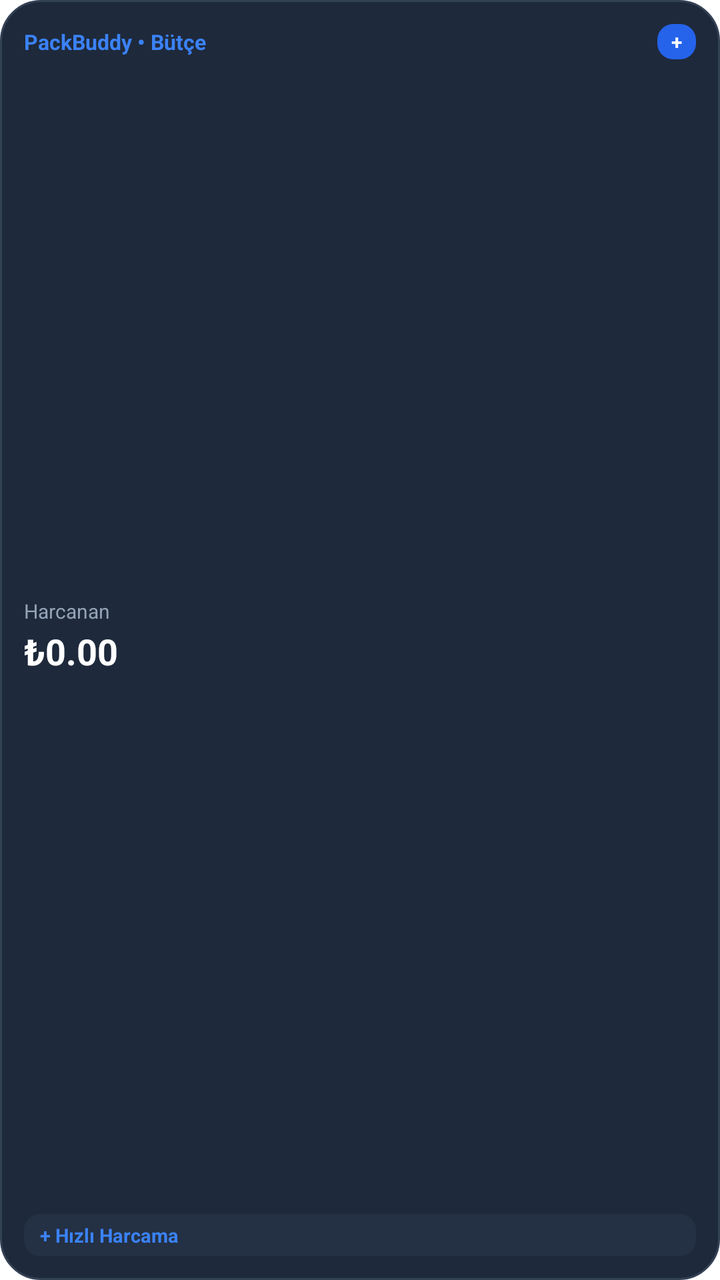
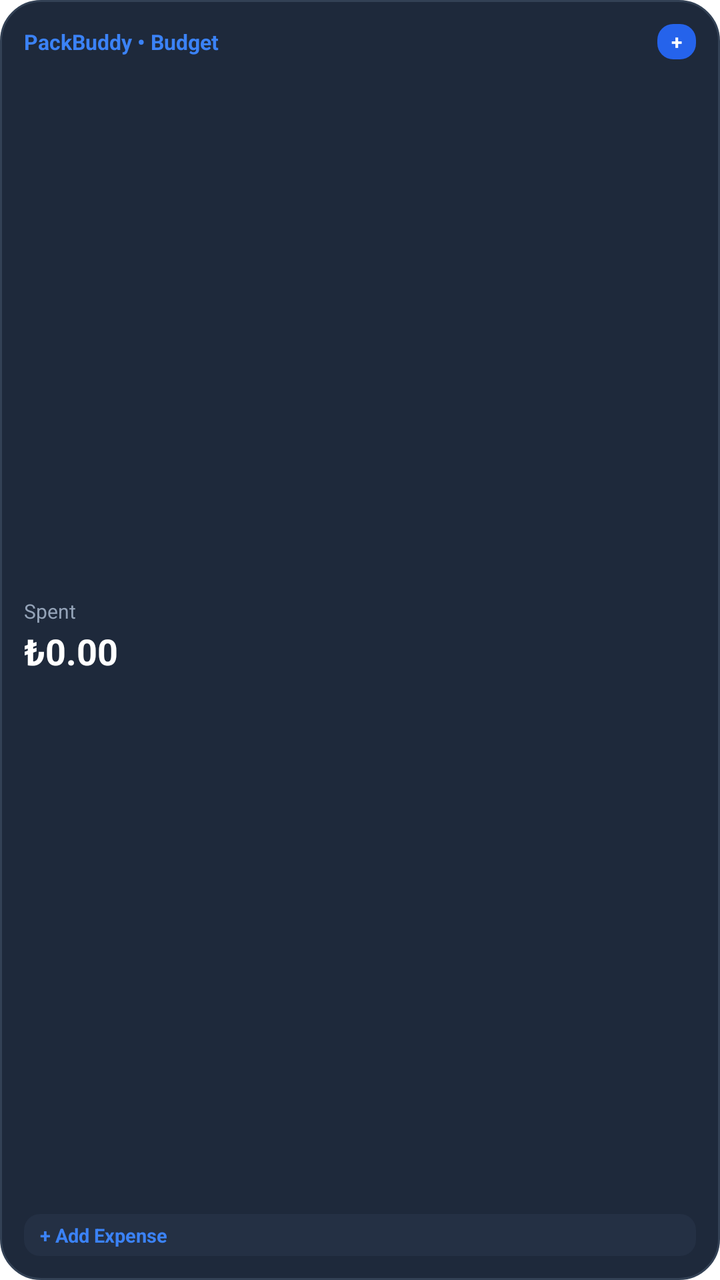

Before-and-after screenshots of an Android layout around one commit, followed by the original layout XML and the change that was made.
<!-- AndroidManifest.xml: fallback theme Theme.MaterialComponents.DayNight.NoActionBar -->
<!-- res/layout/packbuddy_expense_small.xml -->
<?xml version="1.0" encoding="utf-8"?>
<FrameLayout xmlns:android="http://schemas.android.com/apk/res/android"
    android:id="@+id/widget_container"
    android:layout_width="match_parent"
    android:layout_height="match_parent">

    
    <ImageView
        android:id="@+id/widget_rendered_card"
        android:layout_width="match_parent"
        android:layout_height="match_parent"
        android:scaleType="fitCenter"
        android:adjustViewBounds="true"
        android:visibility="gone" />

    
    <LinearLayout
        android:id="@+id/widget_native_content"
        android:layout_width="match_parent"
        android:layout_height="match_parent"
        android:background="@drawable/widget_bg"
        android:orientation="vertical"
        android:padding="12dp">

        
        <LinearLayout
            android:layout_width="match_parent"
            android:layout_height="wrap_content"
            android:gravity="center_vertical"
            android:orientation="horizontal">

            <TextView
                android:id="@+id/widget_app_name"
                android:layout_width="0dp"
                android:layout_height="wrap_content"
                android:layout_weight="1"
                android:ellipsize="end"
                android:maxLines="1"
                android:text="PackBuddy • Bütçe"
                android:textColor="#3B82F6"
                android:textSize="10.5sp"
                android:textStyle="bold" />

            <TextView
                android:id="@+id/widget_badge"
                android:layout_width="wrap_content"
                android:layout_height="wrap_content"
                android:background="@drawable/widget_badge_bg"
                android:paddingStart="7dp"
                android:paddingTop="2dp"
                android:paddingEnd="7dp"
                android:paddingBottom="2dp"
                android:text="+"
                android:textColor="#FFFFFF"
                android:textSize="10sp"
                android:textStyle="bold" />
        </LinearLayout>

        
        <LinearLayout
            android:layout_width="match_parent"
            android:layout_height="0dp"
            android:layout_weight="1"
            android:gravity="center_vertical"
            android:orientation="vertical">

            <TextView
                android:id="@+id/widget_spent_label"
                android:layout_width="match_parent"
                android:layout_height="wrap_content"
                android:ellipsize="end"
                android:maxLines="1"
                android:text="Harcanan"
                android:textColor="#94A3B8"
                android:textSize="10sp"
                android:textStyle="normal" />

            <TextView
                android:id="@+id/widget_spent_val"
                android:layout_width="match_parent"
                android:layout_height="wrap_content"
                android:layout_marginTop="1dp"
                android:ellipsize="end"
                android:maxLines="1"
                android:text="₺0.00"
                android:textColor="#FFFFFF"
                android:textSize="18sp"
                android:textStyle="bold" />
        </LinearLayout>

        
        <LinearLayout
            android:id="@+id/widget_bottom_card"
            android:layout_width="match_parent"
            android:layout_height="wrap_content"
            android:background="@drawable/widget_stat_bg"
            android:gravity="center_vertical"
            android:orientation="horizontal"
            android:paddingStart="8dp"
            android:paddingTop="4dp"
            android:paddingEnd="8dp"
            android:paddingBottom="4dp">

            <TextView
                android:id="@+id/widget_bottom_label"
                android:layout_width="0dp"
                android:layout_height="wrap_content"
                android:layout_weight="1"
                android:ellipsize="end"
                android:maxLines="1"
                android:text="+ Hızlı Harcama"
                android:textColor="#3B82F6"
                android:textSize="9.5sp"
                android:textStyle="bold" />

            <TextView
                android:id="@+id/widget_bottom_val"
                android:layout_width="wrap_content"
                android:layout_height="wrap_content"
                android:ellipsize="end"
                android:maxLines="1"
                android:text=""
                android:textColor="#FFFFFF"
                android:textSize="9.5sp"
                android:textStyle="bold" />
        </LinearLayout>
    </LinearLayout>

</FrameLayout>
<!-- resources referenced by this layout -->
<resources>
  <!-- drawable widget_badge_bg (drawable) -->
  <?xml version="1.0" encoding="utf-8"?>
  <shape xmlns:android="http://schemas.android.com/apk/res/android"
      android:shape="rectangle">
      <corners android:radius="8dp" />
      <solid android:color="#2563EB" />
  </shape>
  <!-- drawable widget_bg (drawable) -->
  <?xml version="1.0" encoding="utf-8"?>
  <shape xmlns:android="http://schemas.android.com/apk/res/android"
      android:shape="rectangle">
      <corners android:radius="20dp" />
      <solid android:color="#1E293B" />
      <stroke
          android:width="1dp"
          android:color="#334155" />
  </shape>
  <!-- drawable widget_stat_bg (drawable) -->
  <?xml version="1.0" encoding="utf-8"?>
  <shape xmlns:android="http://schemas.android.com/apk/res/android"
      android:shape="rectangle">
      <corners android:radius="8dp" />
      <solid android:color="#243044" />
  </shape>
</resources>

<!-- the commit's change to res/layout/packbuddy_expense_small.xml (unified diff, before → after) -->
@@ -36,7 +36,7 @@
                 android:layout_weight="1"
                 android:ellipsize="end"
                 android:maxLines="1"
-                android:text="PackBuddy • Bütçe"
+                android:text="@string/widget_budget_app_name"
                 android:textColor="#3B82F6"
                 android:textSize="10.5sp"
                 android:textStyle="bold" />
@@ -70,7 +70,7 @@
                 android:layout_height="wrap_content"
                 android:ellipsize="end"
                 android:maxLines="1"
-                android:text="Harcanan"
+                android:text="@string/widget_spent"
                 android:textColor="#94A3B8"
                 android:textSize="10sp"
                 android:textStyle="normal" />
@@ -108,7 +108,7 @@
                 android:layout_weight="1"
                 android:ellipsize="end"
                 android:maxLines="1"
-                android:text="+ Hızlı Harcama"
+                android:text="@string/widget_add_expense_action"
                 android:textColor="#3B82F6"
                 android:textSize="9.5sp"
                 android:textStyle="bold" />
<!-- resource entries referenced after the edit -->
@@ -24,5 +24,8 @@
       <corners android:radius="8dp" />
       <solid android:color="#243044" />
   </shape>
+  <string name="widget_add_expense_action">+ Add Expense</string>
+  <string name="widget_budget_app_name">PackBuddy • Budget</string>
+  <string name="widget_spent">Spent</string>
 </resources>
 
